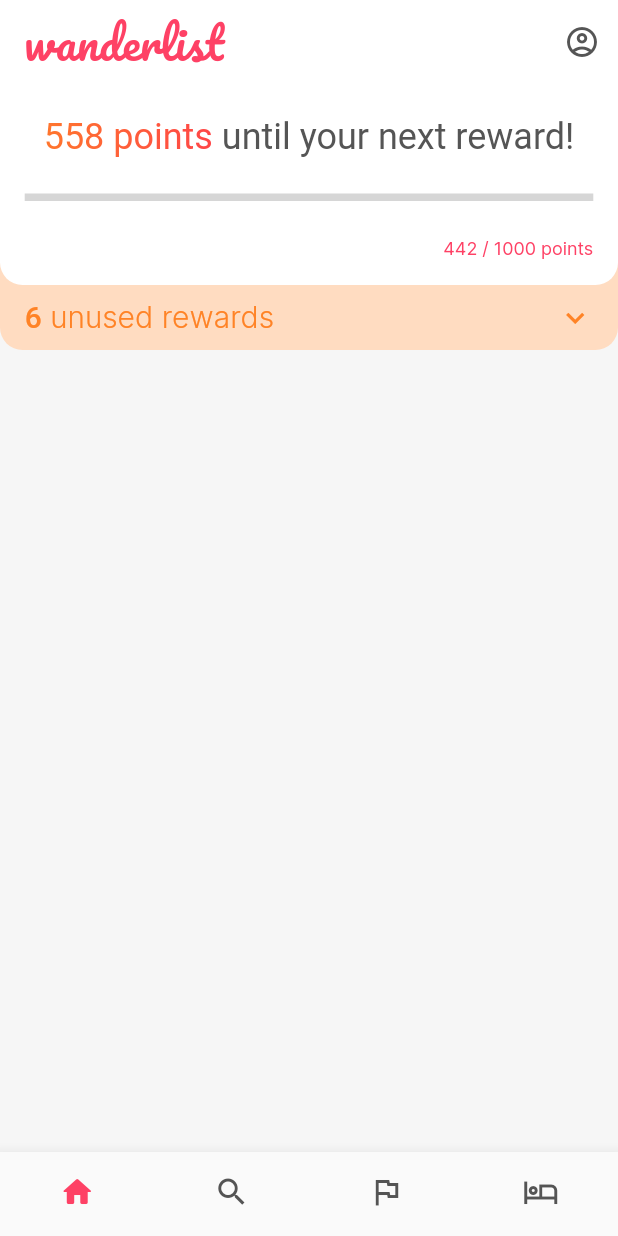
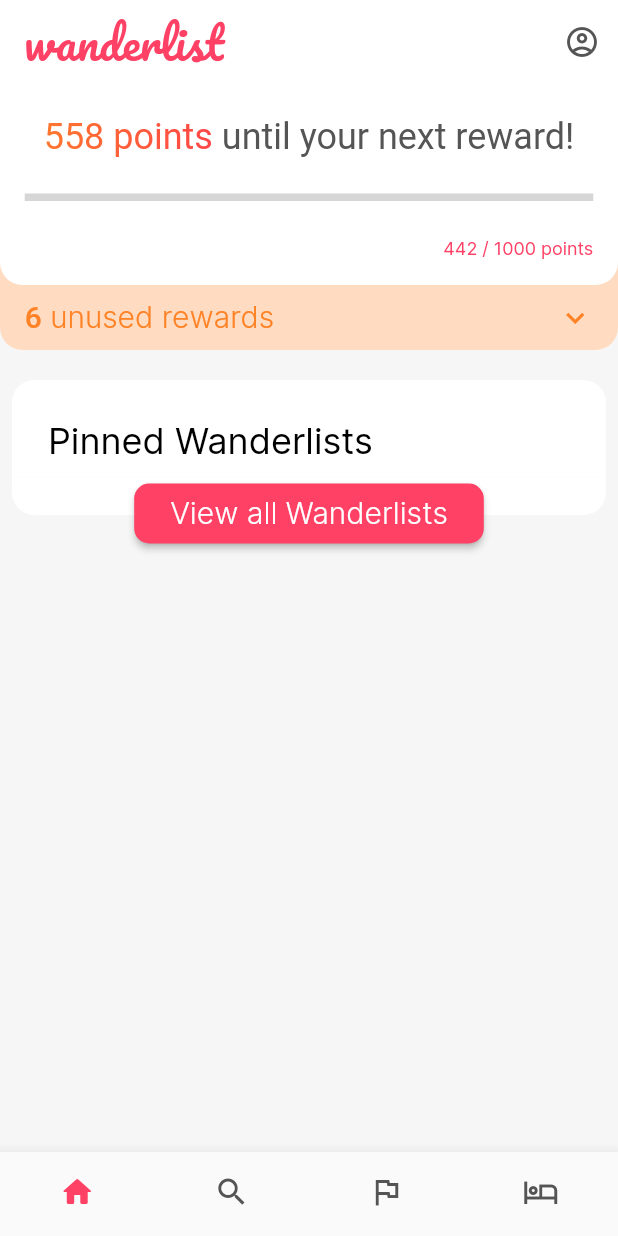
Before and after one commit to Pantone-448C/application, a Flutter app: the screen it shows once a user with an empty profile is signed in, on a phone screen of 412 x 824 dp. Run offline on Flutter 3.47's test engine with Material 2 defaults, Android fonts, the phone set to English and light mode, and no system bars; our stand-ins replace bloc, cached_network_image, cloud_firestore, equatable, firebase_auth, firebase_core and 4 more; missing offline and left inert: qr_code_scanner; accounts and stored records are empty; network calls fail; grey boxes are pictures that could not be loaded.

Commit message:
Add pinned wanderlists widget

```diff
--- a/lib/apptheme.dart
+++ b/lib/apptheme.dart
@@ -58,6 +58,7 @@ Color tintColor(Color color, double factor) => Color.fromRGBO(
 class WanTheme {
   static const double CARD_CORNER_RADIUS = 15.0;
   static const double THUMB_CORNER_RADIUS = 5.0;
+  static const double BUTTON_CORNER_RADIUS = 10.0;
   static const double BORDER_RADIUS = 15.0;
   static const double PAGE_MARGIN = 20;
   static const double CARD_PADDING = 8;
--- a/lib/home/cubit/user_cubit.dart
+++ b/lib/home/cubit/user_cubit.dart
@@ -21,14 +21,13 @@ class UserCubit extends Cubit<UserState> {
   Future<void> getTripInfo() async {
     emit(UserLoading());
     UserDetails user = await userRepository.getUserData();
-    List<UserWanderlist> wanderlists =
+    List<UserWanderlist> userWanderlists =
         (await userRepository.getActiveWanderlists()).toList();
+    List<Wanderlist> wanderlists = userWanderlists
+        .map((userWanderlist) => userWanderlist.wanderlist)
+        .toList();
 
-    int numWanderlists = wanderlists.length;
-    int percentageComplete = calculatePercentageComplete(wanderlists);
-    int totalPoints = calculateTotalPoints(wanderlists);
-
-    emit(UserLoaded(442, 1000 - 442, 1000, 442 / 1000));
+    emit(UserLoaded(442, 1000 - 442, 1000, 442 / 1000, wanderlists));
   }
 
   int calculatePercentageComplete(List<UserWanderlist> wanderlists) {
--- a/lib/home/cubit/user_state.dart
+++ b/lib/home/cubit/user_state.dart
@@ -13,15 +13,25 @@ class UserLoading implements UserState {
 }
 
 class UserLoaded extends Equatable implements UserState {
-  const UserLoaded(this.points, this.pointsUntilReward,
-      this.nextRewardTotalPoints, this.percentageUntilReward);
+  const UserLoaded(
+      this.points,
+      this.pointsUntilReward,
+      this.nextRewardTotalPoints,
+      this.percentageUntilReward,
+      this.pinnedWanderlists);
 
   final int points;
   final int pointsUntilReward;
   final int nextRewardTotalPoints;
   final double percentageUntilReward;
+  final List<Wanderlist> pinnedWanderlists;
 
   @override
-  List<Object?> get props =>
-      [points, pointsUntilReward, nextRewardTotalPoints, percentageUntilReward];
+  List<Object?> get props => [
+        points,
+        pointsUntilReward,
+        nextRewardTotalPoints,
+        percentageUntilReward,
+        pinnedWanderlists,
+      ];
 }
--- a/lib/home/view/home_page.dart
+++ b/lib/home/view/home_page.dart
@@ -1,5 +1,6 @@
 import 'package:application/apptheme.dart';
 import 'package:application/home/cubit/user_cubit.dart';
+import 'package:application/home/widgets/pinned_wanderlists.dart';
 import 'package:application/home/widgets/reward_info.dart';
 import 'package:application/home/widgets/wanderlists_list_view.dart';
 import 'package:application/repositories/user/user_repository.dart';
@@ -10,7 +11,7 @@ import 'package:flutter_bloc/flutter_bloc.dart';
 
 Widget _emptyOrFilledHomePage(numWanderlists, gotoWanderlistsPage) {
   if (numWanderlists > 0) {
-    return _FilledHomePage();
+    return _FilledHomePage(gotoWanderlistsPage);
   }
   return _EmptyHomePage(gotoWanderlistsPage);
 }
@@ -41,7 +42,7 @@ class HomePage extends StatelessWidget {
                 alignment: Alignment.center,
                 children: <Widget>[
                   ListView(),
-                  _FilledHomePage(),
+                  _FilledHomePage(gotoWanderlistsPage),
                 ],
               ),
             );
@@ -102,27 +103,53 @@ class _EmptyHomePage extends StatelessWidget {
 /// The only way to get to this state is to have loaded user data and
 /// the ui showing > 0 wanderlists.
 class _FilledHomePage extends StatelessWidget {
-  Widget build(BuildContext context) {
+  _FilledHomePage(this.gotoWanderlistsPage);
+
+  final Function() gotoWanderlistsPage;
+
+  Column _homepageItems(BuildContext context, UserLoaded state) {
     double width = MediaQuery.of(context).size.width;
     double height = MediaQuery.of(context).size.height;
 
     double tripInfoHeight = 130;
     double wanderlistHeight = height - tripInfoHeight;
 
+    return Column(
+      children: <Widget>[
+        Container(
+          // height: SizeConfig(context).h,
+          child: ListView(
+            shrinkWrap: true,
+            children: [
+              Container(
+                child: _TripInfo(width, tripInfoHeight),
+              ),
+              Padding(padding: EdgeInsets.only(top: 20.0)),
+              Padding(
+                padding: EdgeInsets.only(left: 8.0, right: 8.0),
+                child: PinnedWanderlists(
+                  state.pinnedWanderlists,
+                  gotoWanderlistsPage,
+                ),
+              ),
+            ],
+          ),
+        ),
+      ],
+    );
+  }
+
+  Widget build(BuildContext context) {
     return BlocConsumer<UserCubit, UserState>(
       listener: (context, state) {},
       builder: (context, state) {
-        return
-        ListView(children: <Widget>[
-            Container (
-              height: SizeConfig(context).h,
-            child: Column(
-          children: [
-            Container(
-              child: _TripInfo(width, tripInfoHeight),
-            ),
-          ],
-        ))]);
+        if (state is UserLoaded) {
+          return _homepageItems(context, state);
+        } else {
+          return Container();
+        }
+
+        return Container();
       },
     );
   }
--- /dev/null
+++ b/lib/home/widgets/pinned_wanderlists.dart
@@ -0,0 +1,147 @@
+import 'package:application/apptheme.dart';
+import 'package:application/components/wanderlist_summary_item.dart';
+import 'package:application/models/wanderlist.dart';
+import 'package:flutter/material.dart';
+
+class PinnedWanderlists extends StatelessWidget {
+  const PinnedWanderlists(this.pinnedWanderlists, this.gotoWanderlistsPage);
+
+  final List<Wanderlist> pinnedWanderlists;
+  final Function() gotoWanderlistsPage;
+
+  @override
+  Widget build(BuildContext context) {
+    return Column(
+      children: [
+        _PinnedWanderlistsContent(pinnedWanderlists),
+        _ViewAllWanderlistsButton(gotoWanderlistsPage),
+      ],
+    );
+  }
+}
+
+class _PinnedWanderlistsContent extends StatelessWidget {
+  const _PinnedWanderlistsContent(this.pinnedWanderlists);
+
+  final List<Wanderlist> pinnedWanderlists;
+
+  static const String title = "Pinned Wanderlists";
+  static const Radius corner = Radius.circular(WanTheme.CARD_CORNER_RADIUS);
+
+  Widget _contentTitle(BuildContext context) {
+    return Padding(
+      padding: EdgeInsets.only(left: 14.0),
+      child: RichText(
+        text: TextSpan(
+          children: [
+            WidgetSpan(
+              child: Container(),
+            ),
+            TextSpan(
+              text: title,
+              style: Theme.of(context).textTheme.headline3,
+            ),
+          ],
+        ),
+      ),
+    );
+  }
+
+  Widget _wanderlists(BuildContext context) {
+    return ListView.builder(
+      shrinkWrap: true,
+      itemBuilder: (context, index) {
+        Wanderlist pinnedWanderlist = pinnedWanderlists[index];
+        return WanderlistSummaryItem(
+          listName: pinnedWanderlist.name,
+          authorName: pinnedWanderlist.creatorName,
+          numTotalItems: pinnedWanderlist.activities.length,
+          imageUrl: pinnedWanderlist.icon,
+        );
+      },
+      itemCount: pinnedWanderlists.length,
+    );
+  }
+
+  @override
+  Widget build(BuildContext context) {
+    return Container(
+      decoration: BoxDecoration(
+        color: WanTheme.colors.white,
+        borderRadius: BorderRadius.only(
+          topLeft: corner,
+          topRight: corner,
+        ),
+      ),
+      padding: EdgeInsets.all(10),
+      child: Column(
+          crossAxisAlignment: CrossAxisAlignment.start,
+          children: [_contentTitle(context), _wanderlists(context)]),
+    );
+  }
+}
+
+class _ViewAllWanderlistsButton extends StatelessWidget {
+  _ViewAllWanderlistsButton(this.gotoWanderlistsPage);
+
+  final Function() gotoWanderlistsPage;
+
+  static const Radius corner = Radius.circular(WanTheme.CARD_CORNER_RADIUS);
+
+  Widget _background(BuildContext context) {
+    return Column(
+      children: [
+        Container(
+          height: 25,
+          decoration: BoxDecoration(
+            borderRadius: BorderRadius.only(
+              bottomLeft: corner,
+              bottomRight: corner,
+            ),
+            color: WanTheme.colors.white,
+          ),
+        ),
+        Container(
+          height: 25,
+        ),
+      ],
+    );
+  }
+
+  Widget _button(BuildContext context) {
+    return Center(
+      child: ElevatedButton(
+        style: ButtonStyle(
+          shape: MaterialStateProperty.all<RoundedRectangleBorder>(
+            RoundedRectangleBorder(
+              borderRadius: BorderRadius.all(
+                Radius.circular(WanTheme.BUTTON_CORNER_RADIUS),
+              ),
+            ),
+          ),
+        ),
+        child: Padding(
+          padding: const EdgeInsets.all(8.0),
+          child: Text(
+            "View all Wanderlists",
+            style: Theme.of(context)
+                .textTheme
+                .headline4!
+                .copyWith(color: WanTheme.colors.white),
+          ),
+        ),
+        onPressed: () => gotoWanderlistsPage(),
+      ),
+    );
+  }
+
+  @override
+  Widget build(BuildContext context) {
+    return Stack(
+      children: [
+        _background(context),
+        _button(context),
+      ],
+    );
+  }
+}
```
